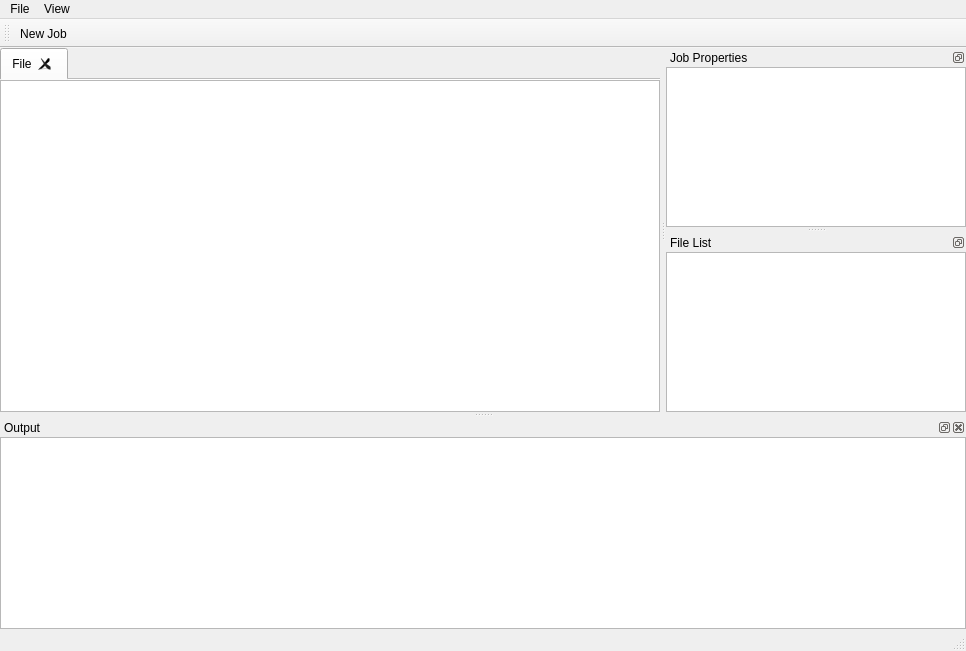
Above: ui/mainwindow.ui from jepaynedev/MailPrep before the change. Below: the same form after it.
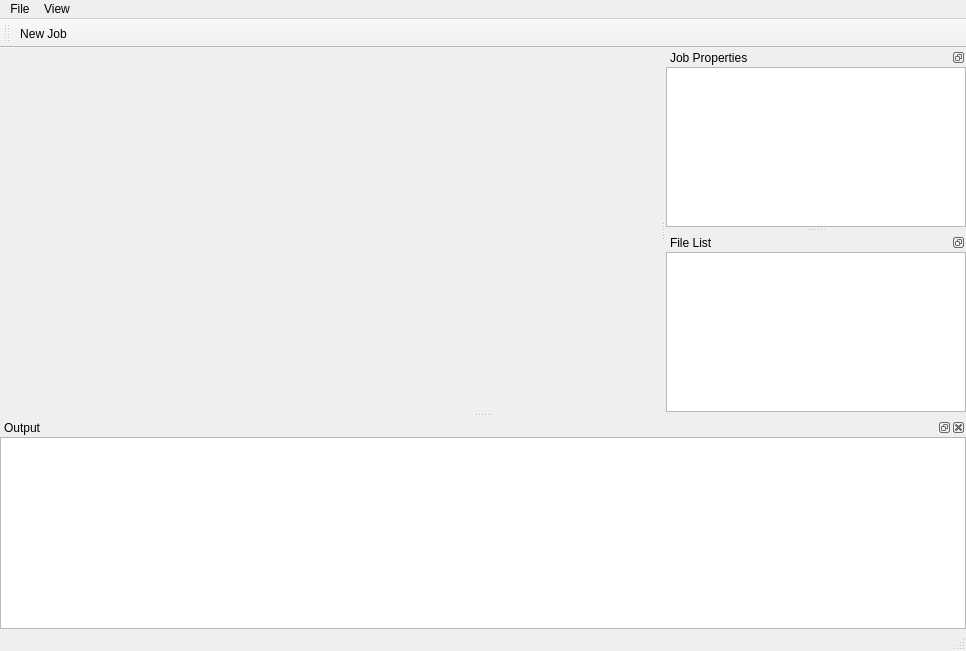
That is the form after the change. Custom widgets are drawn as their Qt base class.

Commit message: Remove default initial tab for file display tab view

Patch:
```diff
--- a/ui/mainwindow.ui
+++ b/ui/mainwindow.ui
@@ -47,31 +47,6 @@
       <property name="movable">
        <bool>true</bool>
       </property>
-      <widget class="QWidget" name="tab_fileContentDisplayTab">
-       <attribute name="title">
-        <string>File</string>
-       </attribute>
-       <layout class="QVBoxLayout" name="verticalLayout_2">
-        <property name="spacing">
-         <number>0</number>
-        </property>
-        <property name="leftMargin">
-         <number>0</number>
-        </property>
-        <property name="topMargin">
-         <number>0</number>
-        </property>
-        <property name="rightMargin">
-         <number>0</number>
-        </property>
-        <property name="bottomMargin">
-         <number>0</number>
-        </property>
-        <item>
-         <widget class="QTableView" name="tableView_fileContents"/>
-        </item>
-       </layout>
-      </widget>
      </widget>
     </item>
    </layout>
```
